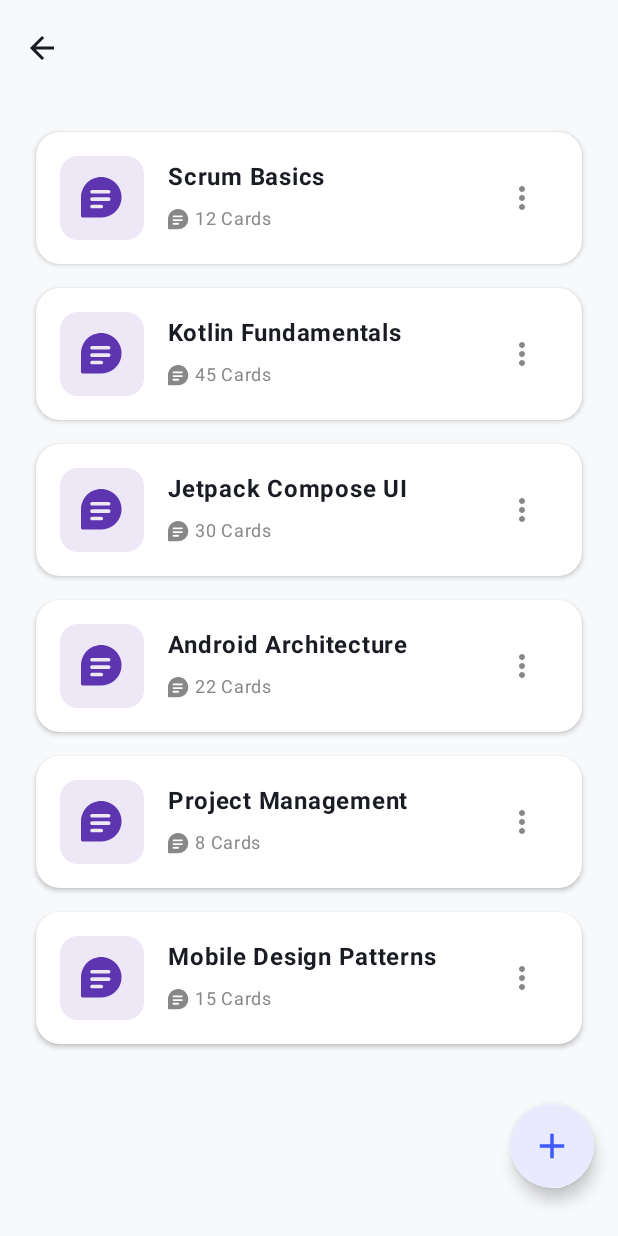
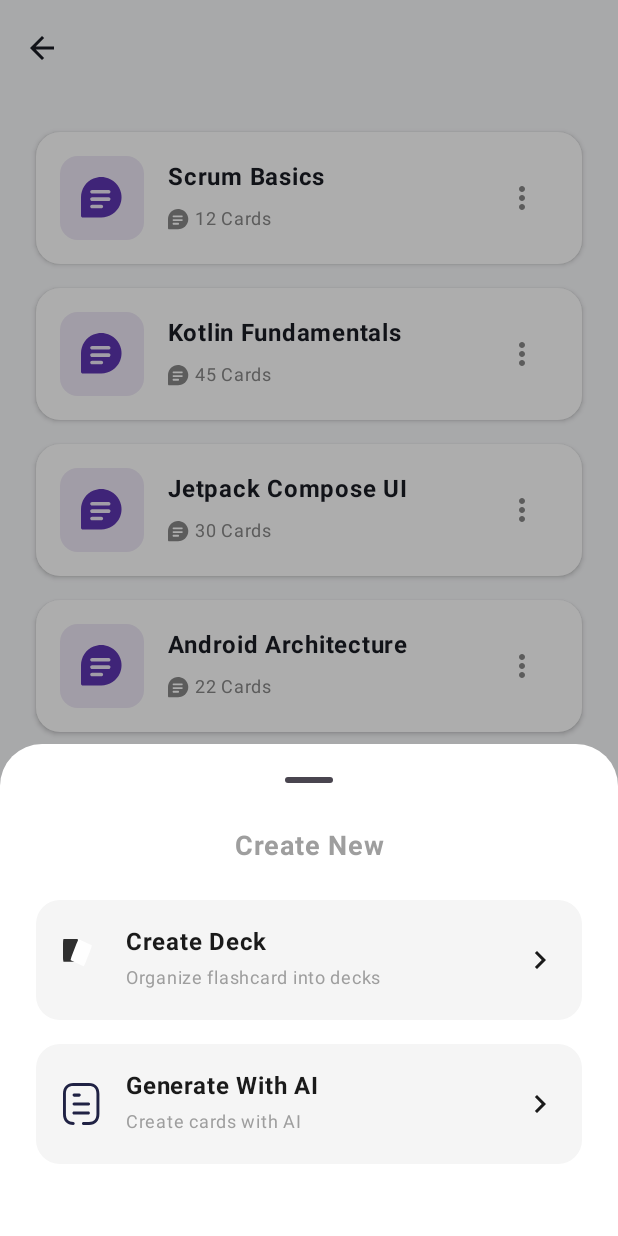
Before and after one commit to michellaanjani/Memorise, an Android app built with Jetpack Compose: the composable DeckScreen called with empty values, after a tap on "Add Deck", on a phone screen of 412 x 824 dp. Run offline under Robolectric (Android 15) with nearby library versions, the phone set to English and light mode, and no system bars.

Commit message:
tambah create dan perbaiki detail card

```diff
--- a/app/src/main/java/com/mobile/memorise/navigation/MainNavGraph.kt
+++ b/app/src/main/java/com/mobile/memorise/navigation/MainNavGraph.kt
@@ -106,6 +106,9 @@ fun NavGraph(
                 onBackClick = { navController.popBackStack() },
                 onDeckClick = { deckName ->
                     navController.navigate(MainRoute.Cards.createRoute(deckName))
+                },
+                { route ->
+                    navController.navigate(route)
                 }
             )
         }
--- a/app/src/main/java/com/mobile/memorise/ui/screen/deck/DeckScreen.kt
+++ b/app/src/main/java/com/mobile/memorise/ui/screen/deck/DeckScreen.kt
@@ -30,6 +30,8 @@ import androidx.compose.ui.text.style.TextAlign
 import androidx.compose.ui.unit.dp
 import androidx.compose.ui.unit.sp
 import com.mobile.memorise.R
+import com.mobile.memorise.navigation.MainRoute
+import com.mobile.memorise.ui.screen.main.CreateOptionItem
 import kotlinx.serialization.SerialName
 import kotlinx.serialization.Serializable
 import kotlinx.serialization.json.Json
@@ -48,10 +50,13 @@ fun DeckScreen(
     folderName: String,
     onBackClick: () -> Unit,
     onDeckClick: (String) -> Unit = {},
-    onAddDeckClick: () -> Unit = {} // Opsional: Callback untuk tombol plus
+    onNavigate: (String) -> Unit = {}
 ) {
     val context = LocalContext.current
     var deckList by remember { mutableStateOf(listOf<DeckItemData>()) }
+    // --- TAMBAHAN 1: State untuk Bottom Sheet ---
+    val sheetState = rememberModalBottomSheetState()
+    var showBottomSheet by remember { mutableStateOf(false) }
 
     // Load JSON
     LaunchedEffect(Unit) {
@@ -92,7 +97,7 @@ fun DeckScreen(
         // --- TAMBAHAN 1: FLOATING ACTION BUTTON ---
         floatingActionButton = {
             FloatingActionButton(
-                onClick = onAddDeckClick, // Panggil action saat diklik
+                onClick = { showBottomSheet = true }, // UBAH: Set showBottomSheet jadi true,
                 containerColor = WhitePurple, // Pastikan warna ini ada di Theme.kt
                 contentColor = BrightBlue,  // Icon warna putih
                 shape = CircleShape,         // Bentuk bulat penuh
@@ -168,6 +173,26 @@ fun DeckScreen(
                         )
                     }
                 }
+            }
+        }
+        // --- TAMBAHAN 3: KODE MODAL BOTTOM SHEET ---
+        if (showBottomSheet) {
+            ModalBottomSheet(
+                onDismissRequest = {
+                    showBottomSheet = false
+                },
+                sheetState = sheetState,
+                containerColor = Color.White // Sesuaikan warna background sheet
+            ) {
+                // Panggil konten Bottom Sheet yang sudah kamu buat
+                CreateBottomSheetContent(
+                    onNavigate = { route ->
+                        // Tutup sheet dulu
+                        showBottomSheet = false
+                        // Lalu navigasi
+                        onNavigate(route)
+                    }
+                )
             }
         }
     }
@@ -283,3 +308,49 @@ fun DeckItemView(
         }
     }
 }
+
+@Composable
+fun CreateBottomSheetContent(
+    onNavigate: (String) -> Unit // Ganti parameter navController dengan callback string
+) {
+    Column(
+        modifier = Modifier
+            .fillMaxWidth()
+            .padding(horizontal = 24.dp)
+            .padding(bottom = 48.dp)
+            .navigationBarsPadding()
+    ) {
+        Text(
+            text = "Create New",
+            fontSize = 18.sp,
+            fontWeight = FontWeight.Bold,
+            color = TextGray,
+            modifier = Modifier
+                .fillMaxWidth()
+                .padding(vertical = 8.dp),
+            textAlign = TextAlign.Center
+        )
+
+        Spacer(modifier = Modifier.height(16.dp))
+
+        CreateOptionItem(
+            painter = painterResource(id = R.drawable.cdeck),
+            title = "Create Deck",
+            subtitle = "Organize flashcard into decks",
+            onClick = { /* TODO: Route Create Deck */ }
+        )
+
+        Spacer(modifier = Modifier.height(16.dp))
+
+        // UPDATE BAGIAN INI
+        CreateOptionItem(
+            painter = painterResource(id = R.drawable.cai),
+            title = "Generate With AI",
+            subtitle = "Create cards with AI",
+            onClick = {
+                // Panggil fungsi onNavigate agar sheet tertutup dulu baru pindah
+                onNavigate(MainRoute.AiGeneration.route)
+            }
+        )
+    }
+}
```
Also changed, not shown: app/src/main/java/com/mobile/memorise/ui/screen/cards/DetailCard.kt (+69 -43 lines), app/src/main/java/com/mobile/memorise/ui/screen/main/MainActivity.kt (+13 -11 lines).
